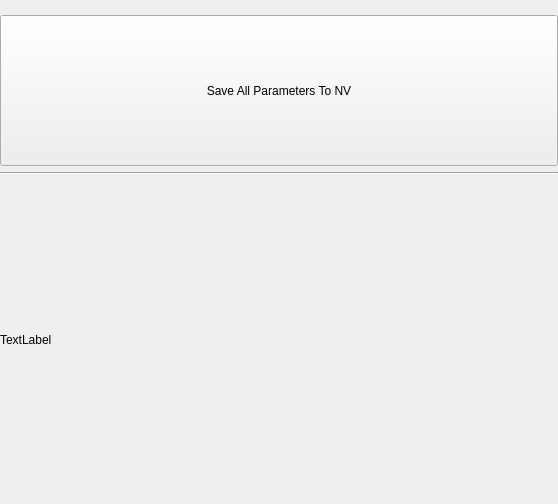
Above: epyq/parameteredit.ui from epcpower/st before the change. Below: the same form after it.
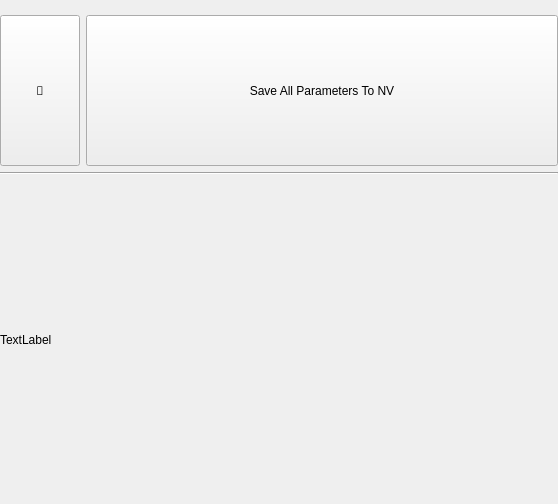
That is the form after the change. Custom widgets are drawn as their Qt base class.

Commit message: Add esc button to parameter edit

```diff
--- a/epyq/parameteredit.ui
+++ b/epyq/parameteredit.ui
@@ -85,19 +85,6 @@
      </property>
     </widget>
    </item>
-   <item row="2" column="0">
-    <widget class="QPushButton" name="save_to_nv_button">
-     <property name="sizePolicy">
-      <sizepolicy hsizetype="Minimum" vsizetype="MinimumExpanding">
-       <horstretch>0</horstretch>
-       <verstretch>0</verstretch>
-      </sizepolicy>
-     </property>
-     <property name="text">
-      <string>Save All Parameters To NV</string>
-     </property>
-    </widget>
-   </item>
    <item row="0" column="0">
     <spacer name="verticalSpacer_3">
      <property name="orientation">
@@ -114,6 +101,41 @@
      </property>
     </spacer>
    </item>
+   <item row="2" column="0">
+    <layout class="QHBoxLayout" name="horizontalLayout">
+     <item>
+      <widget class="QPushButton" name="esc_button">
+       <property name="sizePolicy">
+        <sizepolicy hsizetype="Fixed" vsizetype="Minimum">
+         <horstretch>0</horstretch>
+         <verstretch>0</verstretch>
+        </sizepolicy>
+       </property>
+       <property name="font">
+        <font>
+         <family>FontAwesome</family>
+        </font>
+       </property>
+       <property name="text">
+        <string></string>
+       </property>
+      </widget>
+     </item>
+     <item>
+      <widget class="QPushButton" name="save_to_nv_button">
+       <property name="sizePolicy">
+        <sizepolicy hsizetype="Minimum" vsizetype="MinimumExpanding">
+         <horstretch>0</horstretch>
+         <verstretch>0</verstretch>
+        </sizepolicy>
+       </property>
+       <property name="text">
+        <string>Save All Parameters To NV</string>
+       </property>
+      </widget>
+     </item>
+    </layout>
+   </item>
   </layout>
  </widget>
  <customwidgets>
```
Left out of the diff: 66 changed lines with no effect on the pictures. The commit also changes 2 other files.
